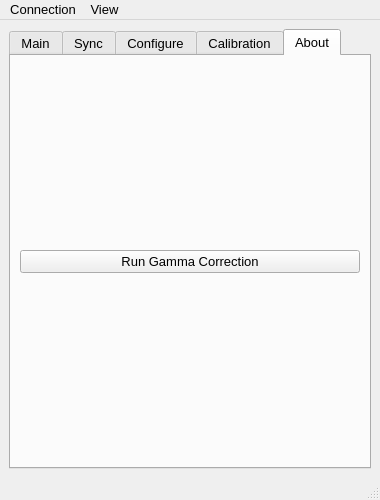
Before: the Qt Designer form Software/GUI_code/QtDesigner_GUI.ui in imjal/Four_Channel_MHz_LED_Driver, drawn with Qt 5.
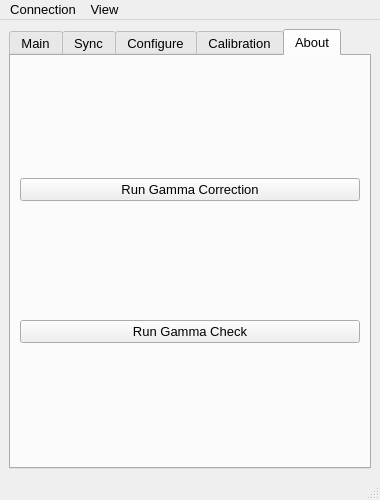
After: the same form once the commit is applied. The open tabs and pages were chosen to show the change. Custom widgets are drawn as their Qt base class.

Commit message:
change to 100 current (same as ben's example), and go back to 2 sig figs.
extra commented out code to run a gamma check.

```diff
--- a/Software/GUI_code/QtDesigner_GUI.ui
+++ b/Software/GUI_code/QtDesigner_GUI.ui
@@ -4874,6 +4874,16 @@
           </property> 
          </widget> -->
         </item>
+        <item row="1" column="0">
+            <widget class="QPushButton" name="gamma_check_button">
+            <property name="toolTip">
+                <string>Run Gamma Check to Test if the Correction is linear</string>
+            </property>
+            <property name="text">
+                <string>Run Gamma Check</string>
+            </property>
+            </widget>
+        </item>
        </layout>
       </widget>
      </widget>
```
The commit also changes 2 other files.
